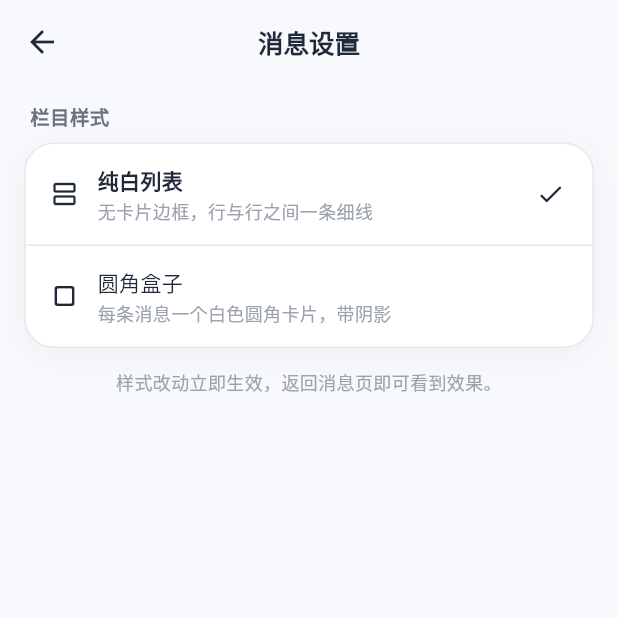
After one commit to douge0906/xiyuan_pocket, a Flutter app: the MessageSettingsPage screen opened directly, on a phone screen of 412 x 824 dp, the top half of it. The commit adds this screen. Run offline on Flutter 3.47's test engine with Material 3 defaults, Android fonts, the phone set to English and light mode, and no system bars; our stand-ins replace clock, dio, flutter_riverpod, flutter_secure_storage, image_picker, package_info_plus and 3 more; missing offline and left inert: flutter_local_notifications_linux, flutter_local_notifications_platform_interface, flutter_local_notifications_windows, home_widget; accounts and stored records are empty; network calls fail.

Commit message:
消息设置独立页面 + 圆角盒子去分割线 + 修复背景图错位
- lib/pages/message_settings_page.dart：独立页面（与在线版同款）
- 圆角盒子模式不再显示分割线
- 修复「背景图错位到最右边一列」：Stack 里 Image.file 未铺满会按原图尺寸参与布局
  -> 改用 Positioned.fill + BoxFit.cover
静态检查：No issues found

```diff
--- /dev/null
+++ b/lib/pages/message_settings_page.dart
@@ -0,0 +1,145 @@
+import 'package:flutter/material.dart';
+
+import '../services/storage_service.dart';
+import '../theme/app_theme.dart';
+
+/// 消息栏目设置（独立页面）。
+///
+/// 入口：消息页右上角的设置图标 → push 到本页。
+/// 目前只有「栏目样式」一项（纯白列表 / 圆角盒子），选择后**立即生效并持久化**，
+/// 返回消息页时自动按新样式渲染。
+class MessageSettingsPage extends StatefulWidget {
+  const MessageSettingsPage({super.key});
+
+  @override
+  State<MessageSettingsPage> createState() => _MessageSettingsPageState();
+}
+
+class _MessageSettingsPageState extends State<MessageSettingsPage> {
+  Future<String>? _future;
+  String _style = StorageService.kMessageStylePlain;
+
+  @override
+  void initState() {
+    super.initState();
+    _future = StorageService.loadMessageStyle();
+  }
+
+  Future<void> _pick(String v) async {
+    setState(() {
+      _style = v;
+      _future = Future<String>.value(v); // 立即生效，不回读存储 -> 避免选中态闪一下
+    });
+    await StorageService.saveMessageStyle(v);
+  }
+
+  @override
+  Widget build(BuildContext context) {
+    return Scaffold(
+      backgroundColor: context.scaffoldColor,
+      appBar: AppBar(
+        title: const Text('消息设置',
+            style: TextStyle(fontSize: 17, fontWeight: FontWeight.w600)),
+      ),
+      body: FutureBuilder<String>(
+        future: _future,
+        builder: (context, snap) {
+          if (!snap.hasData) {
+            return const Center(child: CircularProgressIndicator(strokeWidth: 2.5));
+          }
+          _style = snap.data!;
+          return ListView(
+            padding: const EdgeInsets.fromLTRB(16, 12, 16, 32),
+            children: [
+              Padding(
+                padding: const EdgeInsets.fromLTRB(4, 0, 4, 8),
+                child: Text('栏目样式',
+                    style: TextStyle(
+                        fontSize: 13,
+                        fontWeight: FontWeight.w600,
+                        color: context.textSecondary)),
+              ),
+              _card([
+                _option(
+                  icon: Icons.view_agenda_outlined,
+                  title: '纯白列表',
+                  subtitle: '无卡片边框，行与行之间一条细线',
+                  value: StorageService.kMessageStylePlain,
+                ),
+                Divider(height: 1, color: context.borderColor),
+                _option(
+                  icon: Icons.crop_square_rounded,
+                  title: '圆角盒子',
+                  subtitle: '每条消息一个白色圆角卡片，带阴影',
+                  value: StorageService.kMessageStyleCard,
+                ),
+              ]),
+              const SizedBox(height: 14),
+              Text('样式改动立即生效，返回消息页即可看到效果。',
+                  textAlign: TextAlign.center,
+                  style: TextStyle(fontSize: 12, color: context.textTertiary)),
+            ],
+          );
+        },
+      ),
+    );
+  }
+
+  /// 白色圆角卡容器（与其他设置页一致：1px 灰线 + 圆角 20 + 轻阴影）
+  Widget _card(List<Widget> children) => Container(
+        decoration: BoxDecoration(
+          color: Theme.of(context).cardColor,
+          borderRadius: BorderRadius.circular(20),
+          border: Border.all(color: context.borderColor),
+          boxShadow: AppTheme.cardShadow,
+        ),
+        clipBehavior: Clip.antiAlias,
+        child: Column(children: children),
+      );
+
+  Widget _option({
+    required IconData icon,
+    required String title,
+    required String subtitle,
+    required String value,
+  }) {
+    final on = _style == value;
+    return InkWell(
+      onTap: () => _pick(value),
+      child: Padding(
+        padding: const EdgeInsets.symmetric(horizontal: 16, vertical: 14),
+        child: Row(
+          children: [
+            Icon(icon, size: 20, color: AppTheme.primaryColor),
+            const SizedBox(width: 12),
+            Expanded(
+              child: Column(
+                crossAxisAlignment: CrossAxisAlignment.start,
+                mainAxisSize: MainAxisSize.min,
+                children: [
+                  Text(title,
+                      style: TextStyle(
+                          fontSize: 14,
+                          fontWeight:
+                              on ? FontWeight.w600 : FontWeight.normal,
+                          color: context.textPrimary)),
+                  const SizedBox(height: 2),
+                  Text(subtitle,
+                      style: TextStyle(
+                          fontSize: 12, color: context.textTertiary)),
+                ],
+              ),
+            ),
+            SizedBox(
+              width: 24,
+              child: on
+                  ? Icon(Icons.check_rounded,
+                      size: 20, color: AppTheme.primaryColor)
+                  : null,
+            ),
+          ],
+        ),
+      ),
+    );
+  }
+}
```
Also changed, not shown: lib/pages/notification_page.dart (+10 -51 lines), lib/widgets/course_grid_widgets.dart (+6 -1 lines).
